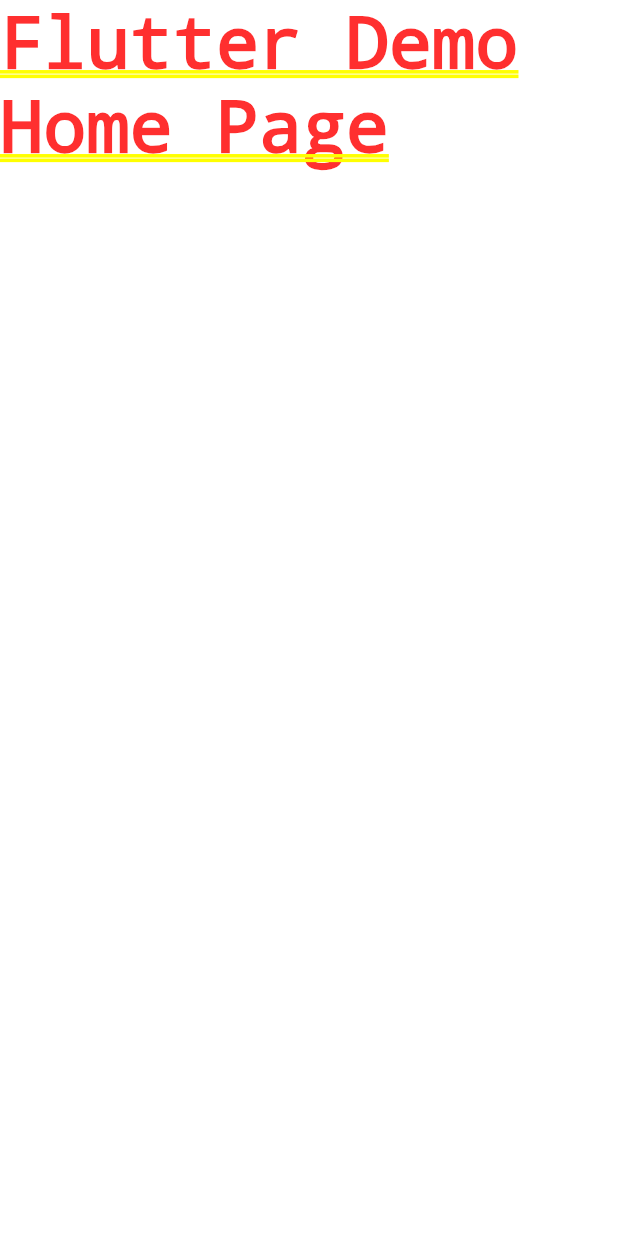
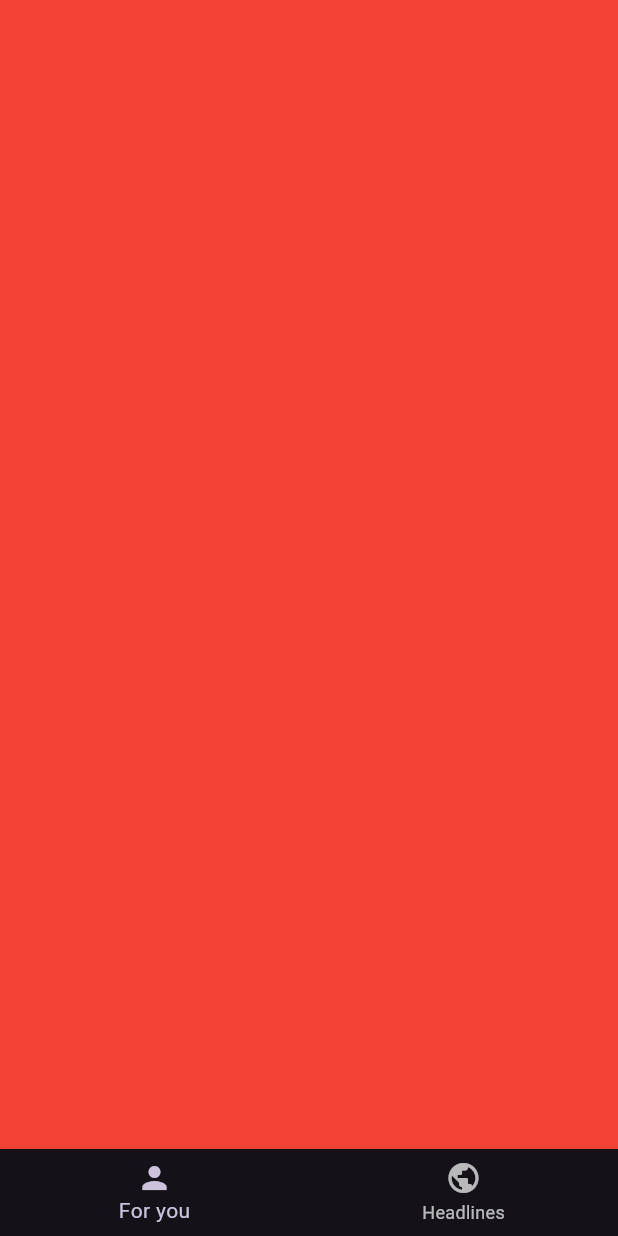
Before and after one commit to JorgeAlcaras/news_app, a Flutter app: the screen it shows after launch, on a phone screen of 412 x 824 dp. Run offline on Flutter 3.47's test engine with Material 3 defaults, Android fonts, the phone set to English and light mode, and no system bars.

Commit message:
Feature (News App): :sparkles: The tabs page has been modified.

```diff
--- a/lib/main.dart
+++ b/lib/main.dart
@@ -1,4 +1,6 @@
 import 'package:flutter/material.dart';
+import 'package:news_app/src/pages/tabs_page.dart';
+import 'package:news_app/src/theme/theme.dart';
 
 void main() {
   runApp(const MyApp());
@@ -12,11 +14,8 @@ class MyApp extends StatelessWidget {
   Widget build(BuildContext context) {
     return MaterialApp(
       title: 'Flutter Demo',
-      theme: ThemeData(
-        colorScheme: ColorScheme.fromSeed(seedColor: Colors.deepPurple),
-        useMaterial3: true,
-      ),
-      home: const Text('Flutter Demo Home Page'),
+      home: TabsPage(),
+      theme: myTheme,
     );
   }
 }
--- a/lib/src/pages/tabs_page.dart
+++ b/lib/src/pages/tabs_page.dart
@@ -0,0 +1,61 @@
+export 'package:news_app/src/pages/tab1_page.dart';
+export 'package:news_app/src/pages/tab2_page.dart';
+
+import 'package:flutter/material.dart';
+import 'package:flutter/widgets.dart';
+
+class TabsPage extends StatelessWidget {
+  const TabsPage({Key? key}) : super(key: key);
+
+  @override
+  Widget build(BuildContext context) {
+    return Scaffold(
+      body: _Pages(),
+      bottomNavigationBar: _Navigation(),
+    );
+  }
+}
+
+
+class _Navigation extends StatelessWidget {
+  const _Navigation({super.key});
+
+  @override
+  Widget build(BuildContext context) {
+    return BottomNavigationBar(
+      currentIndex: 0,
+        items: const <BottomNavigationBarItem>[
+          BottomNavigationBarItem(
+            icon: Icon(Icons.person),
+            label: 'For you',
+          ),
+          BottomNavigationBarItem(
+            icon: Icon(Icons.public),
+            label: 'Headlines',
+          ),
+        ],
+      );
+  }
+}
+
+
+
+class _Pages extends StatelessWidget {
+  const _Pages({super.key});
+
+  @override
+  Widget build(BuildContext context) {
+    return PageView(
+        //physics: BouncingScrollPhysics(),
+        physics: const NeverScrollableScrollPhysics(),
+        children: <Widget>[
+          Container(
+            color: Colors.red,
+          ),
+          Container(
+            color: Colors.green,
+          ),
+        ],
+      );
+  }
+}
--- a/lib/src/theme/theme.dart
+++ b/lib/src/theme/theme.dart
@@ -0,0 +1,11 @@
+import 'package:flutter/material.dart';
+
+final myTheme = ThemeData.dark().copyWith(
+  primaryColor: Colors.red,
+  scaffoldBackgroundColor: Colors.grey,
+  textTheme: TextTheme(
+    bodyText2: TextStyle(
+      color: Colors.white,
+    ),
+  ),
+);
```
